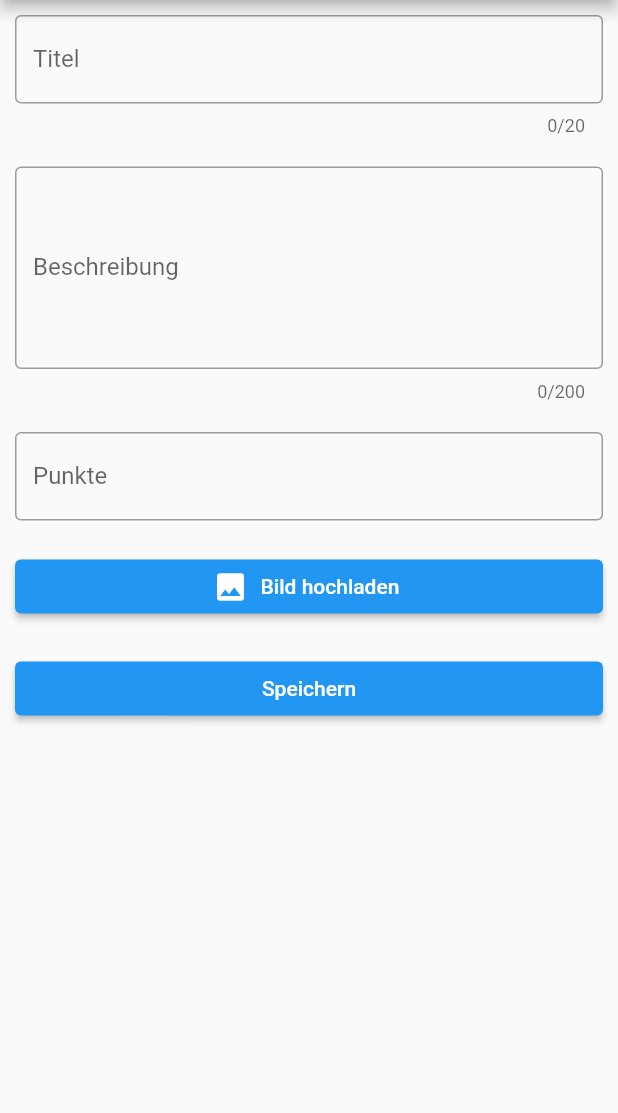
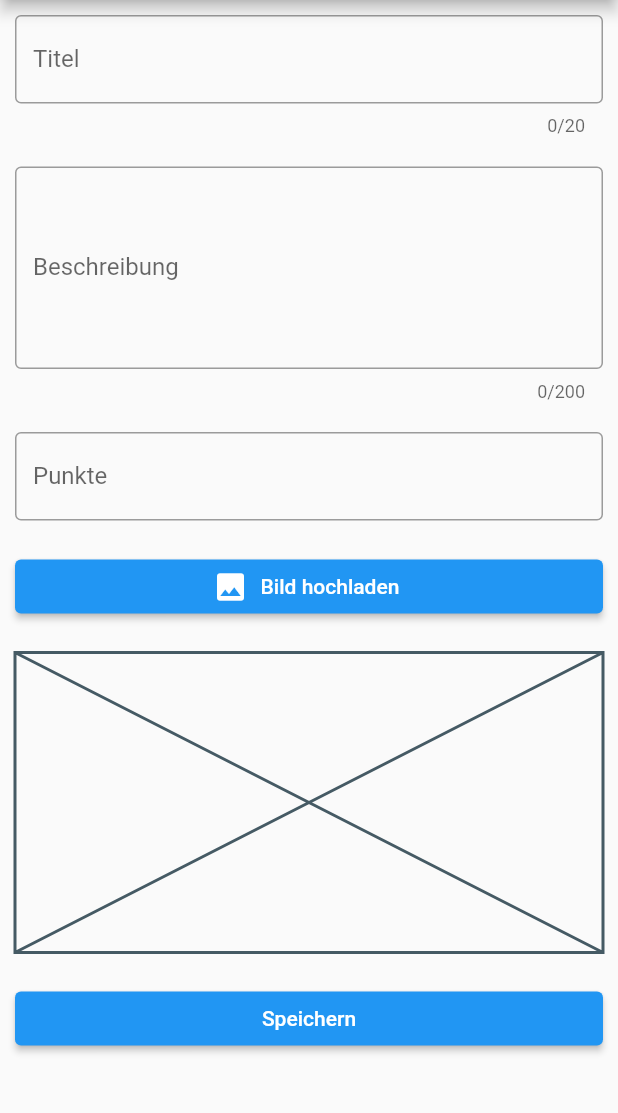
Before and after one commit to Enyaa/MasterProjekt, a Flutter app: the ChallengeCreate screen opened by its route, on a phone screen of 412 x 824 dp, the part 84-1197 px from its top. Run offline on Flutter 3.47's test engine with Material 2 defaults, Android fonts, the phone set to English and light mode, and no system bars; our stand-ins replace cloud_firestore, firebase_auth, firebase_core, firebase_storage, image_picker; missing offline and left inert: dart:ffi; accounts and stored records are empty.

Commit message:
~ some minor fixes and changes todo: check if filter and challenge detail work after Leon updated UID as docID

```diff
--- a/lib/Screens/challenge-create.dart
+++ b/lib/Screens/challenge-create.dart
@@ -45,7 +45,6 @@ class _ChallengeCreateState extends State<ChallengeCreate> {
             'description': description,
             'xp': int.parse(xp),
             'finished': <String>[],
-            'user': '',
             'imgUrl': imgUrl
           })
           .then((value) => print("Challenge added"))
@@ -158,6 +157,12 @@ class _ChallengeCreateState extends State<ChallengeCreate> {
                       Padding(
                         padding: EdgeInsets.all(10),
                       ),
+                      (imgUrl != null)
+                        ? Image.network(imgUrl!)
+                        : Placeholder(fallbackHeight: 200, fallbackWidth: double.infinity,),
+                      Padding(
+                        padding: EdgeInsets.all(10),
+                      ),
                       ElevatedButton(
                           onPressed: () {
                             if (_formKey.currentState!.validate()) {
--- a/lib/Screens/tasks.dart
+++ b/lib/Screens/tasks.dart
@@ -104,6 +104,7 @@ class TasksState extends State<Tasks> {
                               time: doc['time'],
                               id: doc.id,
                               accepted: doc['accepted'],
+                              finished: doc['finished'],
                               userId: doc['user'],
                           ),
                       ));
--- a/pubspec.yaml
+++ b/pubspec.yaml
@@ -51,8 +51,8 @@ flutter:
   uses-material-design: true
 
   # To add assets to your application, add an assets section, like this:
-  # assets:
-  #   - images/a_dot_burr.jpeg
+  assets:
+    - lib/Graphics/rettich.png
   #   - images/a_dot_ham.jpeg
 
   # An image asset can refer to one or more resolution-specific "variants", see
```
Also changed, not shown: lib/Screens/task-detail.dart (+5 -2 lines).
